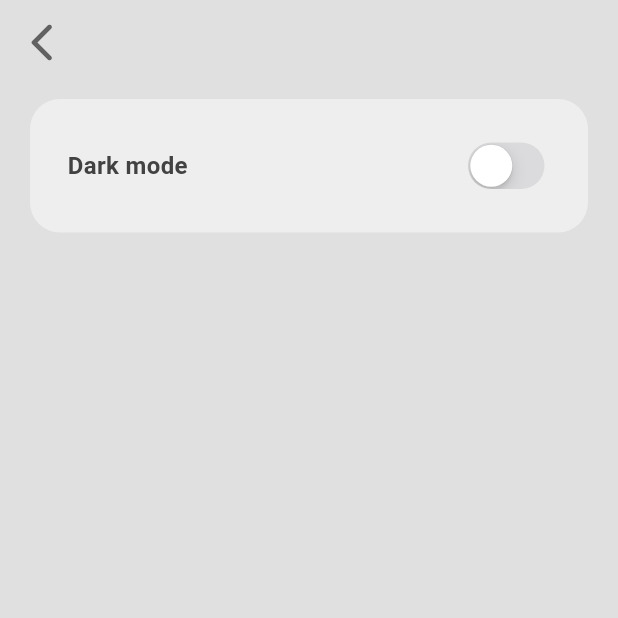
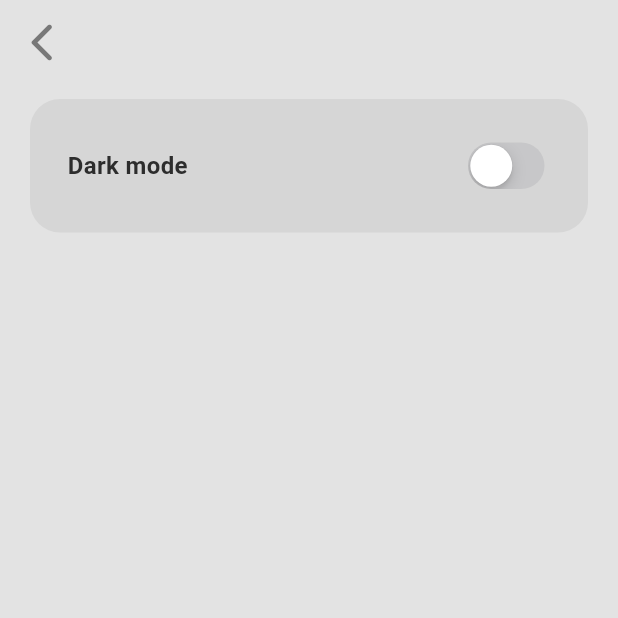
Before and after one commit to zienex0/Buuk-Notes-App, a Flutter app: the SettingsPage screen opened directly, on a phone screen of 412 x 824 dp, the top half of it. Run offline on Flutter 3.47's test engine with Material 3 defaults, Android fonts, the phone set to English and light mode, and no system bars; our stand-ins replace google_fonts, isar; accounts and stored records are empty; generated files the repository leaves out were written again.

Commit message:
Slicker tiles designs and more appealing theme colors

```diff
--- a/lib/components/drawer.dart
+++ b/lib/components/drawer.dart
@@ -1,5 +1,4 @@
 import 'package:buuk/components/drawer_tile.dart';
-import 'package:buuk/pages/notes_page.dart';
 import 'package:buuk/pages/settings_page.dart';
 import 'package:flutter/material.dart';
 import 'package:google_fonts/google_fonts.dart';
--- a/lib/themes/theme.dart
+++ b/lib/themes/theme.dart
@@ -3,20 +3,20 @@ import 'package:flutter/material.dart';
 // light theme
 ThemeData lightMode = ThemeData(
   brightness: Brightness.light,
-  colorScheme: ColorScheme.light(
-    primary: Colors.grey.shade700,
-    secondary: Colors.grey.shade200,
-    inversePrimary: Colors.grey.shade800,
-    surface: Colors.grey.shade300,
+  colorScheme: const ColorScheme.light(
+    primary: Color.fromARGB(255, 120, 120, 120),
+    secondary: Color.fromARGB(255, 214, 214, 214),
+    inversePrimary: Color.fromARGB(255, 45, 45, 45),
+    surface: Color.fromARGB(255, 227, 227, 227),
   ),
 );
 
 ThemeData darkMode = ThemeData(
   brightness: Brightness.dark,
   colorScheme: ColorScheme.dark(
-    primary: Colors.grey.shade300,
-    secondary: Colors.grey.shade700,
+    primary: const Color.fromARGB(255, 187, 187, 187),
+    secondary: const Color.fromARGB(255, 33, 33, 33),
     inversePrimary: Colors.grey.shade100,
-    surface: Colors.grey.shade900,
+    surface: const Color.fromARGB(255, 19, 19, 19),
   ),
 );
```
Also changed, not shown: lib/components/note_tile.dart (added, +63 -0 lines), lib/pages/notes_page.dart (+9 -35 lines).
